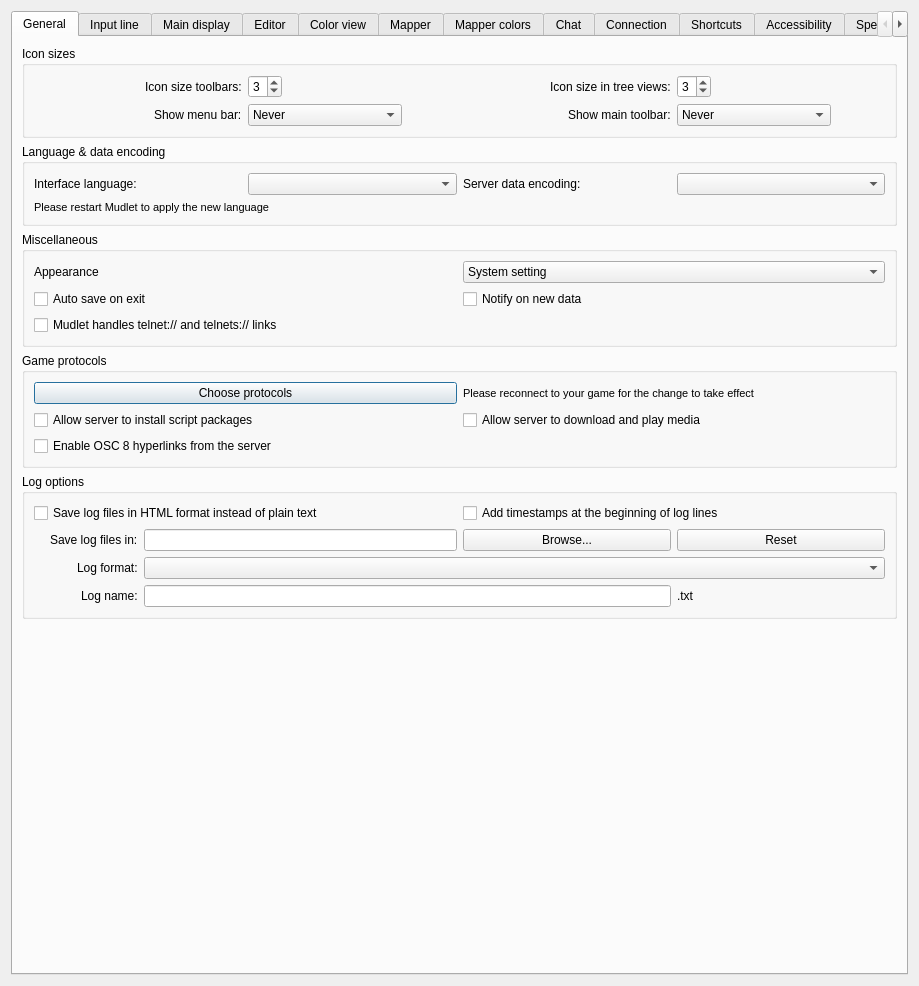
Above: src/ui/profile_preferences.ui from Mudlet/Mudlet before the change. Below: the same form after it.
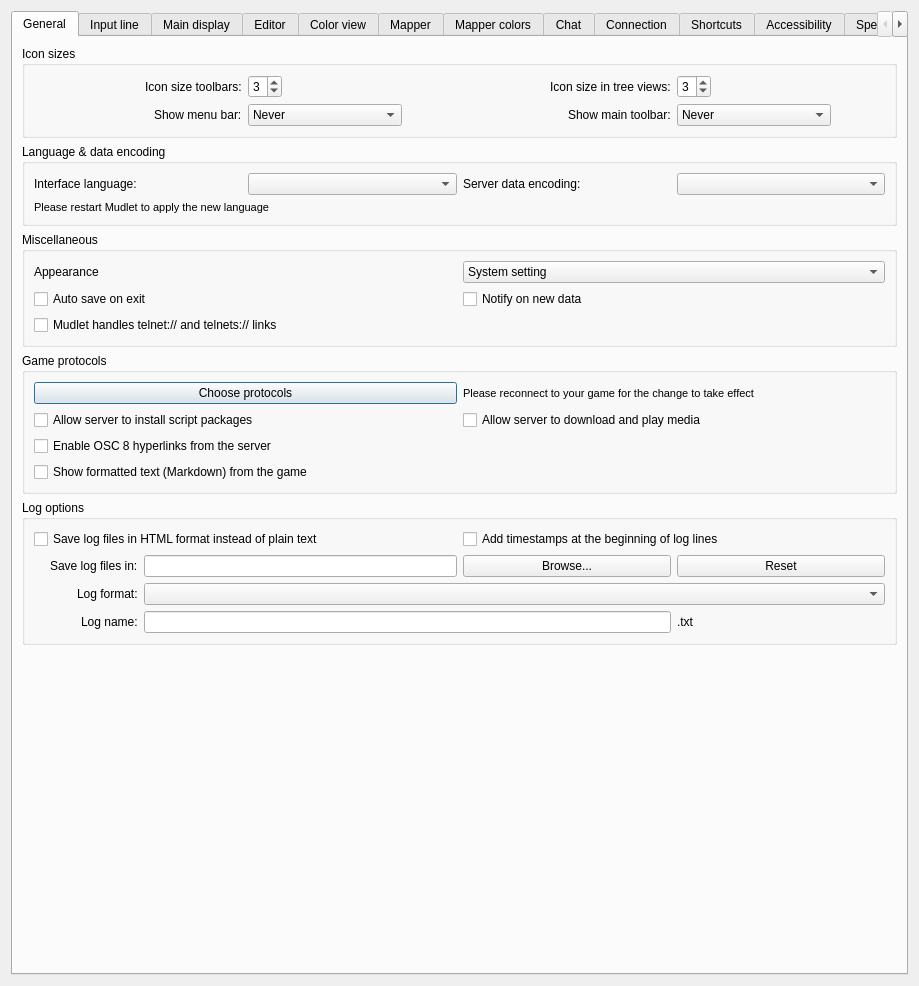
That is the form after the change. Icons and pictures are not drawn. Custom widgets are drawn as their Qt base class.

Commit message:
Add: A preference and telnet capability for Markdown from the game
A profile now says whether it shows the game's Markdown, on by default:
NEW-ENVIRON carries MARKDOWN as 1 or 0, Core.Supports.Set lists
Client.Markdown 1 while it is on, and turning the preference over sends an
INFO and a Core.Supports.Add or Remove. The setting is saved with the profile
and sits beside the OSC 8 one in the main display settings.

```diff
--- a/src/ui/profile_preferences.ui
+++ b/src/ui/profile_preferences.ui
@@ -382,6 +382,19 @@
             </property>
            </widget>
           </item>
+          <item row="3" column="0" colspan="2">
+           <widget class="QCheckBox" name="checkBox_enableMarkdown">
+            <property name="toolTip">
+             <string>&lt;p&gt;A game that asks for it can send formatted text written in Markdown: headings, lists, tables, code and links. Uncheck to see that text as the game sent it and to stop telling games that Mudlet shows Markdown.&lt;/p&gt;</string>
+            </property>
+            <property name="accessibleDescription">
+             <string>When checked, Markdown from the game is shown as formatted text and Mudlet tells games it can show it. When unchecked, the text is shown as sent and the capability is not advertised.</string>
+            </property>
+            <property name="text">
+             <string>Show formatted text (Markdown) from the game</string>
+            </property>
+           </widget>
+          </item>
          </layout>
         </widget>
        </item>
```
Left out of the diff: 1 changed line with no effect on the pictures. The commit also changes 8 other files.
